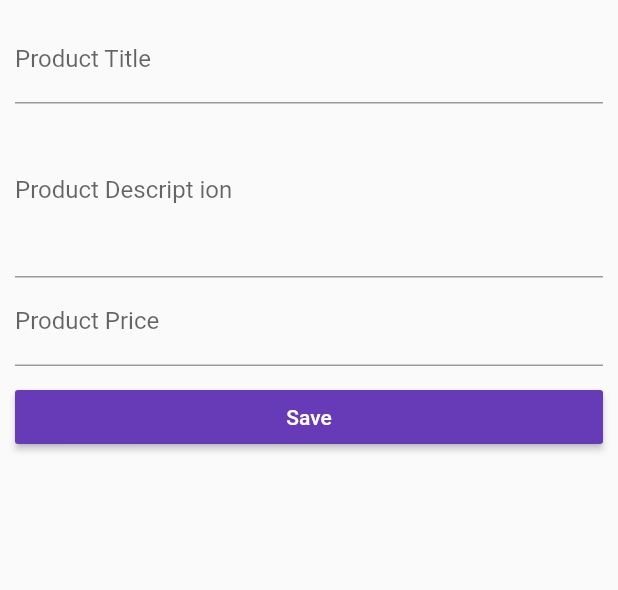
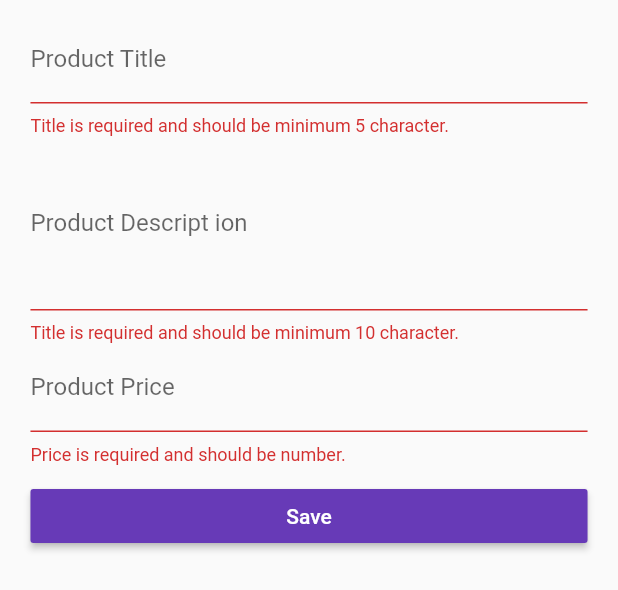
Before and after one commit to Eyakub/E-Com, a Flutter app: the ProductCreatePage widget shown alone on an empty page, opened directly with empty values, after a tap on "Save", on a phone screen of 412 x 824 dp. Shown: the top 590 px of the screen. Run offline on Flutter 3.47's test engine with Material 2 defaults, Android fonts, the phone set to English and light mode, and no system bars.

```diff
--- a/lib/pages/product_create.dart
+++ b/lib/pages/product_create.dart
@@ -15,11 +15,18 @@ class _ProductCreatePageState extends State<ProductCreatePage> {
   String _titleValue = '';
   String _descriptionValue = '';
   double _priceValue = 0.0;
+  final GlobalKey<FormState> _formKey = GlobalKey<FormState>();
 
   Widget _buildTitleTextFeild() {
-    return TextField(
+    return TextFormField(
       decoration: InputDecoration(labelText: 'Product Title'),
-      onChanged: (String value) {
+      validator: (String value) {
+        //if(value.trim().length <= 0){
+        if (value.isEmpty || value.length < 5) {
+          return "Title is required and should be minimum 5 character.";
+        }
+      },
+      onSaved: (String value) {
         setState(() {
           _titleValue = value;
         });
@@ -28,10 +35,16 @@ class _ProductCreatePageState extends State<ProductCreatePage> {
   }
 
   Widget _buildDescTextField() {
-    return TextField(
+    return TextFormField(
       maxLines: 4,
       decoration: InputDecoration(labelText: 'Product Descript ion'),
-      onChanged: (String value) {
+      validator: (String value) {
+        //if(value.trim().length <= 0){
+        if (value.isEmpty || value.length < 10) {
+          return "Title is required and should be minimum 10 character.";
+        }
+      },
+      onSaved: (String value) {
         setState(() {
           _descriptionValue = value;
         });
@@ -40,10 +53,17 @@ class _ProductCreatePageState extends State<ProductCreatePage> {
   }
 
   Widget _buildProductPriceTextField() {
-    return TextField(
+    return TextFormField(
       decoration: InputDecoration(labelText: 'Product Price'),
+      validator: (String value) {
+        //if(value.trim().length <= 0){
+        if (value.isEmpty ||
+            !RegExp(r'^(?:[1-9]\d*|0)?(?:\.\d+)?$').hasMatch(value)) {
+          return "Price is required and should be number.";
+        }
+      },
       keyboardType: TextInputType.number,
-      onChanged: (String value) {
+      onSaved: (String value) {
         setState(() {
           _priceValue = double.parse(value);
         });
@@ -52,6 +72,10 @@ class _ProductCreatePageState extends State<ProductCreatePage> {
   }
 
   void _saveRaisedButton() {
+    if (!_formKey.currentState.validate()) {
+      return;
+    }
+    _formKey.currentState.save();
     final Map<String, dynamic> product = {
       'title': _titleValue,
       'description': _descriptionValue,
@@ -64,9 +88,19 @@ class _ProductCreatePageState extends State<ProductCreatePage> {
 
   @override
   Widget build(BuildContext context) {
-    return Container(
+    final double deviceWidth = MediaQuery.of(context).size.width;
+    final double targetWidth = deviceWidth > 550.0 ? 500.0 : deviceWidth * 0.95;
+    final double targetPadding = deviceWidth - targetWidth;
+    return GestureDetector(
+      onTap: () {
+        FocusScope.of(context).requestFocus(FocusNode());
+      },
+      child: Container(
         margin: EdgeInsets.all(10.0),
+        child: Form(
+          key: _formKey,
           child: ListView(
+            padding: EdgeInsets.symmetric(horizontal: targetPadding / 2),
             children: <Widget>[
               _buildTitleTextFeild(),
               _buildDescTextField(),
@@ -80,7 +114,17 @@ class _ProductCreatePageState extends State<ProductCreatePage> {
                 child: Text("Save"),
                 onPressed: _saveRaisedButton,
               ),
+              // GestureDetector(
+              //   onTap: _saveRaisedButton,
+              //   child: Container(
+              //     color: Colors.green,
+              //     padding: EdgeInsets.all(5.0),
+              //     child: Text("Save"),
+              //   ),
+              // ),
             ],
+          ),
+        ),
       ),
     );
   }
```
Lines whose indentation alone changed are shown as unchanged.
